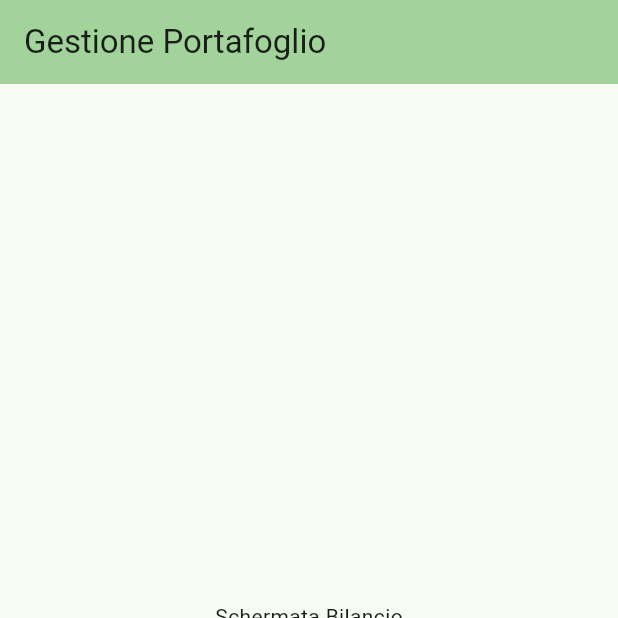
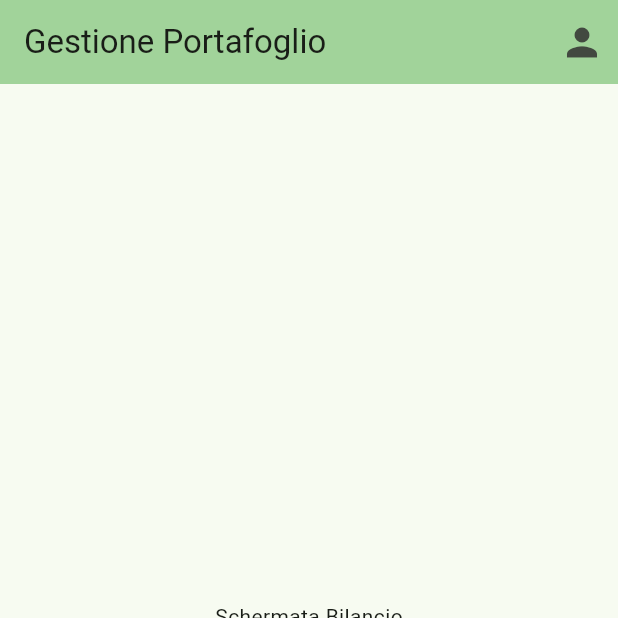
Before and after one commit to fedo-0/Wallet_demo, a Flutter app: the screen it shows after launch, on a phone screen of 412 x 824 dp, the top half of it. Run offline on Flutter 3.47's test engine with Material 3 defaults, Android fonts, the phone set to English and light mode, and no system bars.

Commit message:
Bottone User/opzioni

```diff
--- a/lib/main.dart
+++ b/lib/main.dart
@@ -47,6 +47,13 @@ class _MyHomePageState extends State<MyHomePage> {
   Widget build(BuildContext context) {
     return Scaffold(
       appBar: AppBar(
+        actions: [
+          IconButton(
+            onPressed: optionButton,
+            icon: const Icon(Icons.person),
+            iconSize: 30,
+          ),
+        ],
         title: Text(widget.title),
         backgroundColor: Theme.of(context).colorScheme.inversePrimary,
       ),
@@ -74,4 +81,7 @@ class _MyHomePageState extends State<MyHomePage> {
       ),
     );
   }
+
+  void optionButton() {
+  }
 }
```
